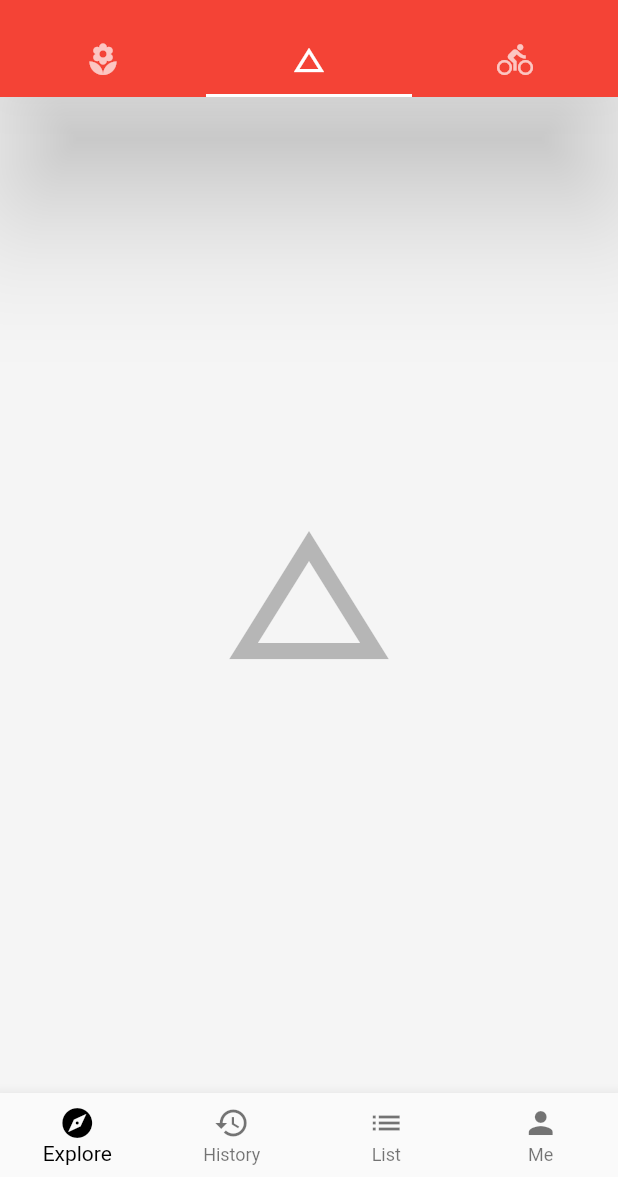
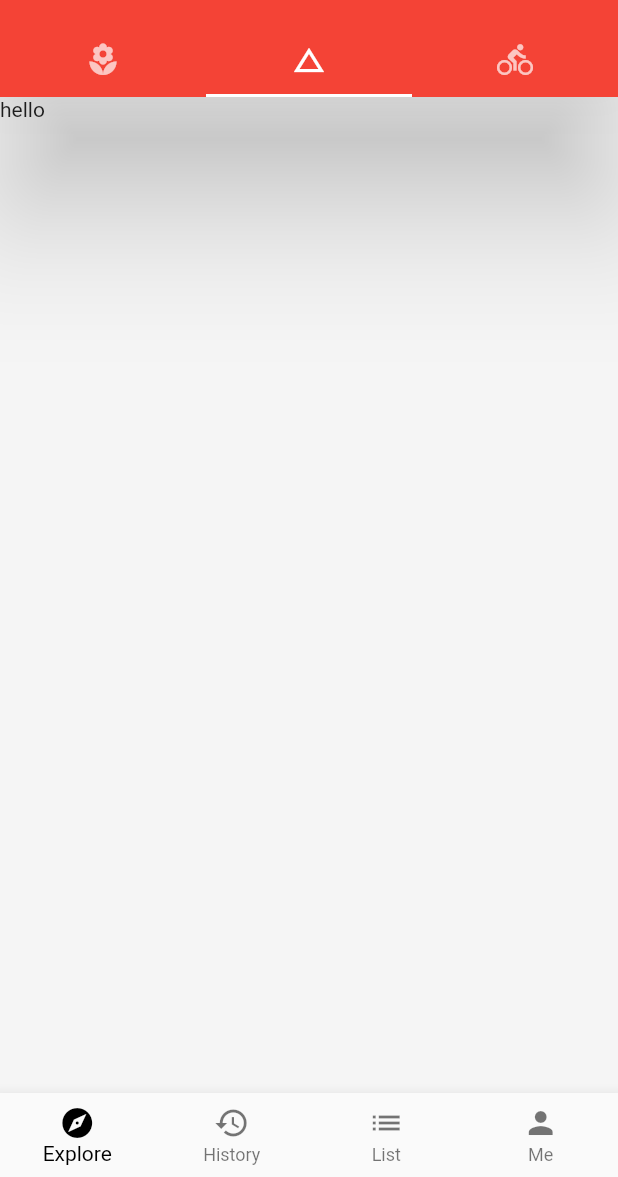
Before and after one commit to Jackly654/flutter_app, a Flutter app: the screen it shows after launch, tab 2 chosen, on a phone screen of 412 x 824 dp, the part 59-1236 px from its top. Run offline on Flutter 3.47's test engine with Material 2 defaults, Android fonts, the phone set to English and light mode, and no system bars; network calls fail.

Commit message:
basic widget

```diff
--- /dev/null
+++ b/lib/demo/basic_demo.dart
@@ -0,0 +1,9 @@
+import 'package:flutter/material.dart';
+
+class BasicDemo extends StatelessWidget{
+  @override
+  Widget build(BuildContext context) {
+    // TODO: implement build
+    return Text('hello');
+  }
+}
--- a/lib/main.dart
+++ b/lib/main.dart
@@ -2,6 +2,7 @@ import 'package:flutter/material.dart';
 import './demo/listview_demo.dart';
 import './demo/drawer_demo.dart';
 import './demo/bottom_naigation_bar_demo.dart';
+import './demo/basic_demo.dart';
 
 void main() =>runApp(App());
 
@@ -54,7 +55,8 @@ class Home extends StatelessWidget{
           children: <Widget>[
             //Icon(Icons.local_florist, size: 128.0, color: Colors.black26,),
             ListViewDemo(),
-            Icon(Icons.change_history, size: 128.0, color: Colors.black26,),
+            //Icon(Icons.change_history, size: 128.0, color: Colors.black26,),
+            BasicDemo(),
             Icon(Icons.directions_bike, size: 128.0, color: Colors.black26,),
           ],
         ),
```
